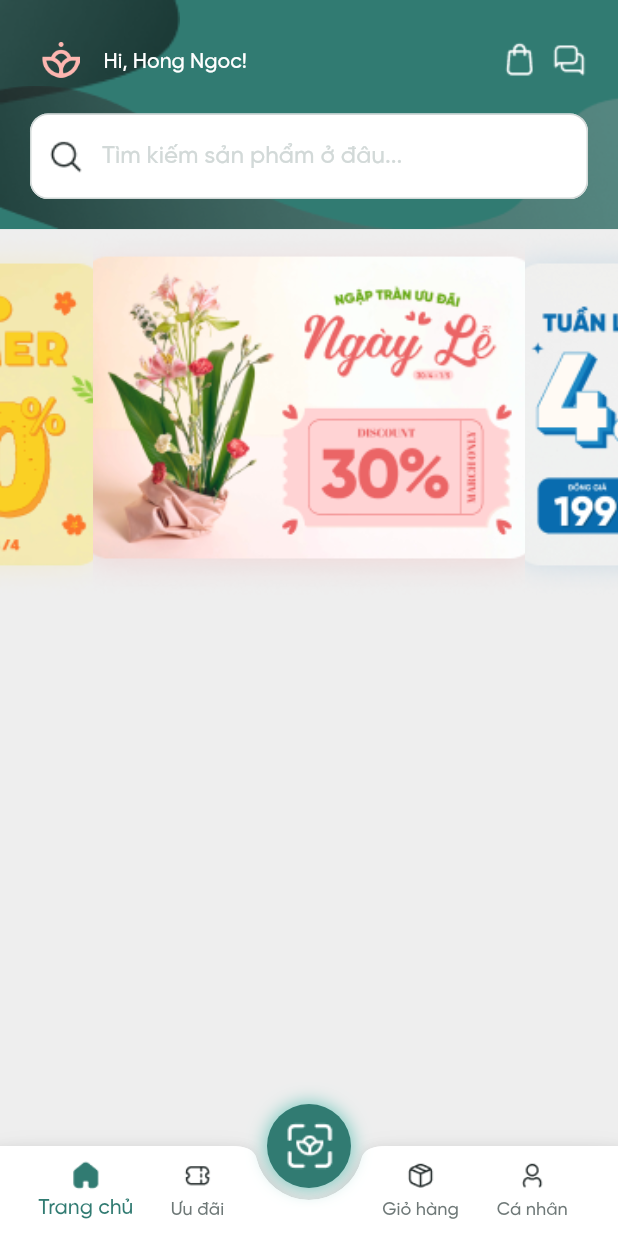
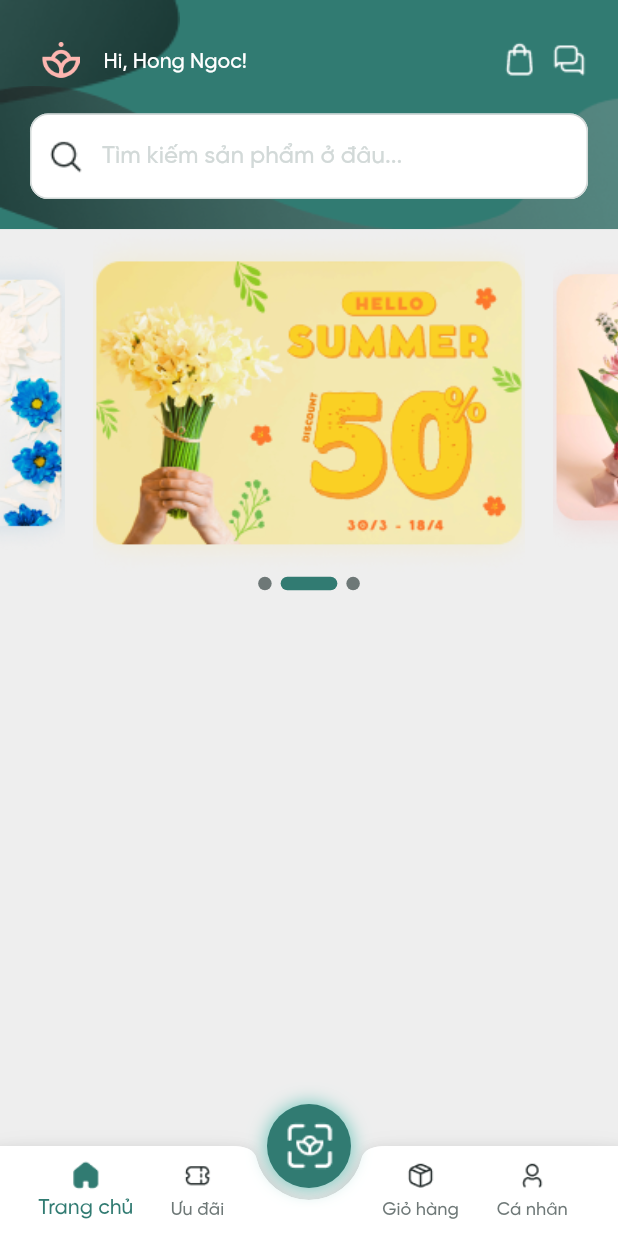
Before and after one commit to Nhatdote/flutter_flora, a Flutter app: the IndexScreen screen opened by its route, on a phone screen of 412 x 824 dp. Run offline on Flutter 3.47's test engine with Material 2 defaults, Android fonts, the phone set to English and light mode, and no system bars; drawn by our look-alikes of carousel_slider, smooth_page_indicator; our stand-ins replace camera, flutter_keyboard_visibility, shared_preferences, video_player, webview_flutter; accounts and stored records are empty.

Commit message:
Update home & carosel

```diff
--- a/lib/screens/home/home.dart
+++ b/lib/screens/home/home.dart
@@ -1,7 +1,9 @@
+import 'package:carousel_slider/carousel_slider.dart';
 import 'package:flora/constans/asset.dart';
 import 'package:flora/constans/space.dart';
 import 'package:flora/db.dart';
 import 'package:flutter/material.dart';
+import 'package:smooth_page_indicator/smooth_page_indicator.dart';
 
 import '../../constans/color.dart';
 
@@ -36,29 +38,45 @@ class PromotionWidget extends StatefulWidget {
 class _PromotionWidgetState extends State<PromotionWidget> {
   final List<String> items = DB.promotions;
   int currentIndex = 1;
-  PageController controller =
-      PageController(initialPage: 1, viewportFraction: 0.7);
 
   @override
   Widget build(BuildContext context) {
-    final MediaQueryData media = MediaQuery.of(context);
-
-    return SizedBox(
-      height: media.size.width * 0.6,
-      child: PageView.builder(
-        controller: controller,
-        itemCount: items.length,
-        onPageChanged: (value) => setState(() => currentIndex = value),
-        itemBuilder: (context, index) {
-          return Container(
-            decoration: BoxDecoration(borderRadius: BorderRadius.circular(24)),
-            child: Image.asset(
-              items[index],
-              fit: BoxFit.cover,
-            ),
-          );
-        },
-      ),
+    return Column(
+      children: [
+        CarouselSlider(
+          options: CarouselOptions(
+            enlargeCenterPage: true,
+            enableInfiniteScroll: true,
+            viewportFraction: 0.7,
+            autoPlay: true,
+            autoPlayInterval: const Duration(seconds: 5),
+            onPageChanged: (index, reason) =>
+                setState(() => currentIndex = index),
+          ),
+          items: items.map((i) {
+            return Builder(
+              builder: (BuildContext context) {
+                return Image.asset(
+                  i,
+                  fit: BoxFit.cover,
+                );
+              },
+            );
+          }).toList(),
+        ),
+        AnimatedSmoothIndicator(
+          activeIndex: currentIndex,
+          count: items.length,
+          effect: const ExpandingDotsEffect(
+            dotWidth: 9,
+            dotHeight: 9,
+            spacing: 6,
+            expansionFactor: 4.2,
+            activeDotColor: AppColor.primary,
+            dotColor: AppColor.neutral40,
+          ),
+        )
+      ],
     );
   }
 }
--- a/pubspec.yaml
+++ b/pubspec.yaml
@@ -37,6 +37,7 @@ dependencies:
   shared_preferences: ^2.1.1
   uuid: ^3.0.7
   video_player: ^2.7.0
+  carousel_slider: ^4.2.1
 
 
   # The following adds the Cupertino Icons font to your application.
```
Also changed, not shown: pubspec.lock.
